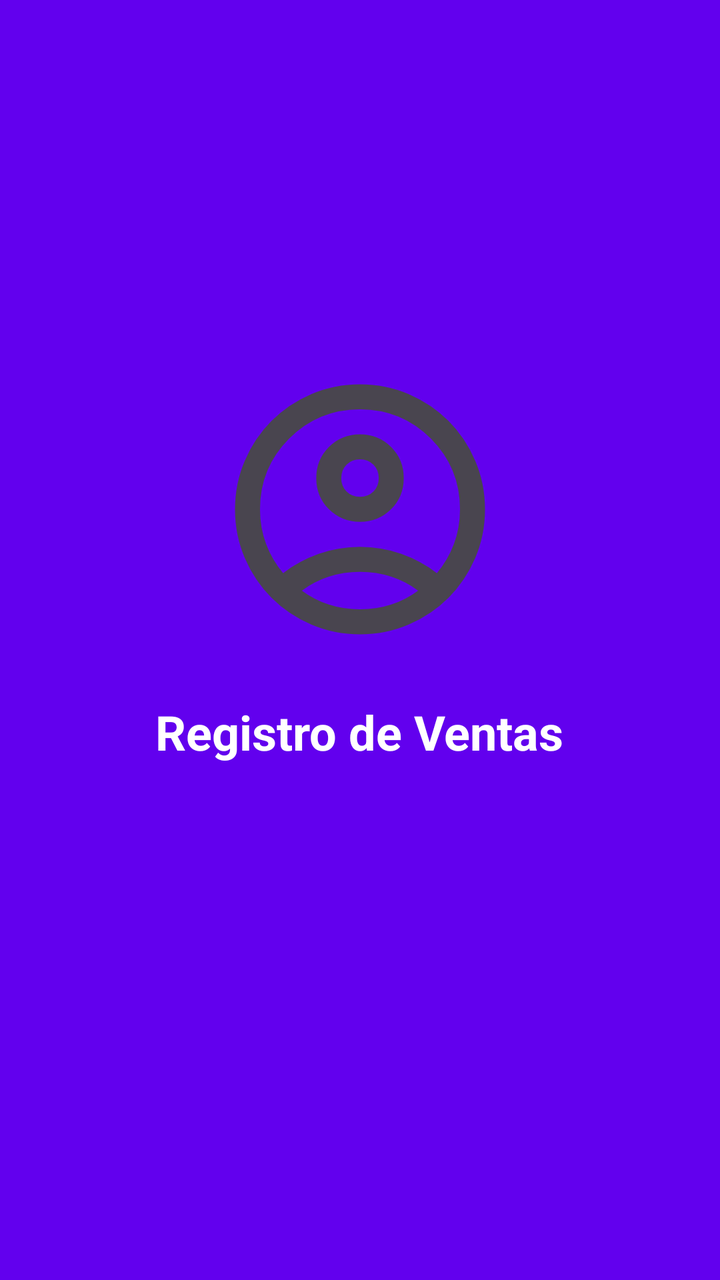
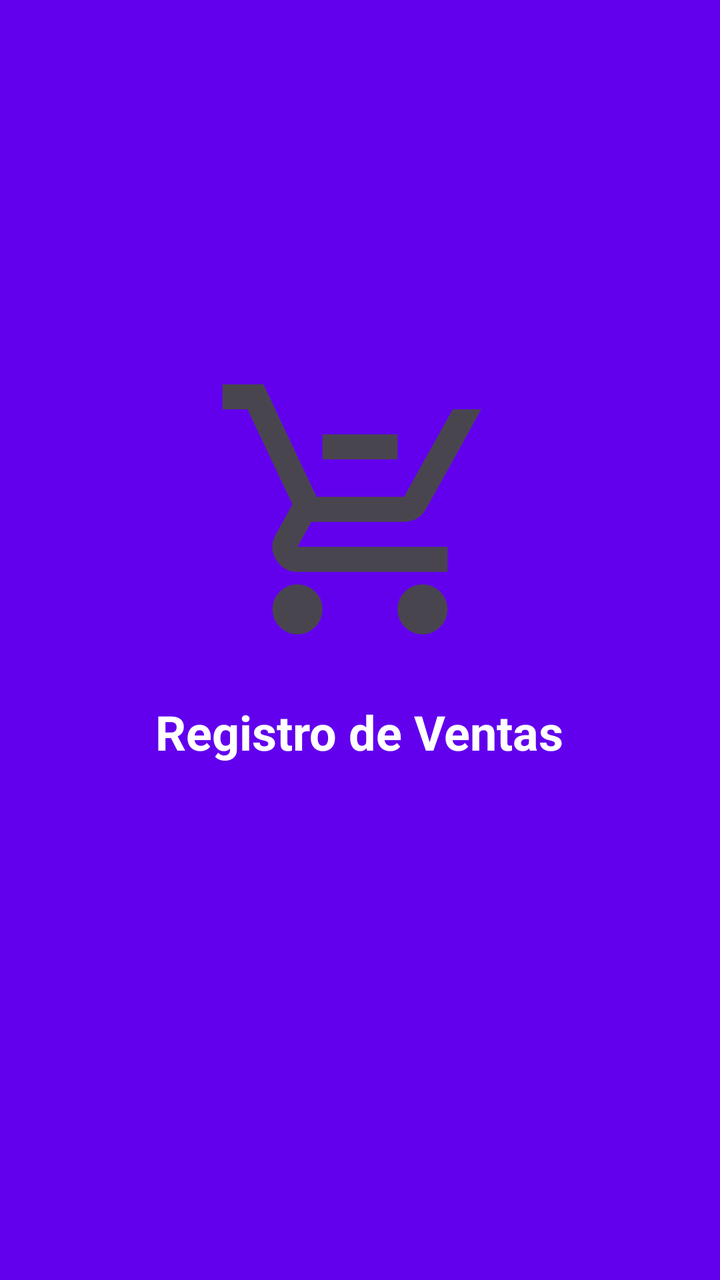

An Android layout rendered at two revisions. The XML below is the earlier revision; the diff shows what the commit changed to produce the second picture.
<!-- AndroidManifest.xml: application theme Theme.Venta -->
<!-- res/layout/activity_splash.xml -->
<?xml version="1.0" encoding="utf-8"?>
<LinearLayout xmlns:android="http://schemas.android.com/apk/res/android"
    android:layout_width="match_parent"
    android:layout_height="match_parent"
    android:orientation="vertical"
    android:gravity="center"
    android:background="@color/primary">

    
    <ImageView
        android:id="@+id/ivLogo"
        android:layout_width="150dp"
        android:layout_height="150dp"
        android:src="@drawable/account_circle_24px"
        android:contentDescription="Logo" />

    
    <TextView
        android:id="@+id/tvTitulo"
        android:layout_width="wrap_content"
        android:layout_height="wrap_content"
        android:layout_marginTop="20dp"
        android:text="Registro de Ventas"
        android:textColor="@color/white"
        android:textSize="24sp"
        android:textStyle="bold" />

    
    <ProgressBar
        android:id="@+id/progressBar"
        android:layout_width="wrap_content"
        android:layout_height="wrap_content"
        android:layout_marginTop="30dp"
        android:indeterminateTint="@color/white" />

</LinearLayout>
<!-- resources referenced by this layout -->
<resources>
  <color name="primary">#6200EE</color>
  <color name="white">#FFFFFF</color>
  <!-- drawable account_circle_24px (drawable) -->
  <vector xmlns:android="http://schemas.android.com/apk/res/android"
      android:width="24dp"
      android:height="24dp"
      android:viewportWidth="960"
      android:viewportHeight="960"
      android:tint="?attr/colorControlNormal">
    <path
        android:fillColor="@android:color/white"
        android:pathData="M234,684Q285,645 348,622.5Q411,600 480,600Q549,600 612,622.5Q675,645 726,684Q761,643 780.5,591Q800,539 800,480Q800,347 706.5,253.5Q613,160 480,160Q347,160 253.5,253.5Q160,347 160,480Q160,539 179.5,591Q199,643 234,684ZM380.5,479.5Q340,439 340,380Q340,321 380.5,280.5Q421,240 480,240Q539,240 579.5,280.5Q620,321 620,380Q620,439 579.5,479.5Q539,520 480,520Q421,520 380.5,479.5ZM480,880Q397,880 324,848.5Q251,817 197,763Q143,709 111.5,636Q80,563 80,480Q80,397 111.5,324Q143,251 197,197Q251,143 324,111.5Q397,80 480,80Q563,80 636,111.5Q709,143 763,197Q817,251 848.5,324Q880,397 880,480Q880,563 848.5,636Q817,709 763,763Q709,817 636,848.5Q563,880 480,880ZM580,784.5Q627,769 666,740Q627,711 580,695.5Q533,680 480,680Q427,680 380,695.5Q333,711 294,740Q333,769 380,784.5Q427,800 480,800Q533,800 580,784.5ZM523,423Q540,406 540,380Q540,354 523,337Q506,320 480,320Q454,320 437,337Q420,354 420,380Q420,406 437,423Q454,440 480,440Q506,440 523,423ZM480,380Q480,380 480,380Q480,380 480,380Q480,380 480,380Q480,380 480,380Q480,380 480,380Q480,380 480,380Q480,380 480,380Q480,380 480,380ZM480,740Q480,740 480,740Q480,740 480,740Q480,740 480,740Q480,740 480,740Q480,740 480,740Q480,740 480,740Q480,740 480,740Q480,740 480,740Z"/>
  </vector>
  <style name="Theme.Venta" parent="Base.Theme.Venta" />
  <style name="Base.Theme.Venta" parent="Theme.Material3.DayNight.NoActionBar">
          
          
      </style>
</resources>

<!-- the commit's change to res/layout/activity_splash.xml (unified diff, before → after) -->
@@ -11,7 +11,7 @@
         android:id="@+id/ivLogo"
         android:layout_width="150dp"
         android:layout_height="150dp"
-        android:src="@drawable/account_circle_24px"
+        android:src="@drawable/remove_shopping_cart_24px"
         android:contentDescription="Logo" />
 
     
<!-- resource entries referenced after the edit -->
@@ -2,7 +2,7 @@
 <resources>
   <color name="primary">#6200EE</color>
   <color name="white">#FFFFFF</color>
-  <!-- drawable account_circle_24px (drawable) -->
+  <!-- drawable remove_shopping_cart_24px (drawable) -->
   <vector xmlns:android="http://schemas.android.com/apk/res/android"
       android:width="24dp"
       android:height="24dp"
@@ -11,7 +11,7 @@
       android:tint="?attr/colorControlNormal">
     <path
         android:fillColor="@android:color/white"
-        android:pathData="M234,684Q285,645 348,622.5Q411,600 480,600Q549,600 612,622.5Q675,645 726,684Q761,643 780.5,591Q800,539 800,480Q800,347 706.5,253.5Q613,160 480,160Q347,160 253.5,253.5Q160,347 160,480Q160,539 179.5,591Q199,643 234,684ZM380.5,479.5Q340,439 340,380Q340,321 380.5,280.5Q421,240 480,240Q539,240 579.5,280.5Q620,321 620,380Q620,439 579.5,479.5Q539,520 480,520Q421,520 380.5,479.5ZM480,880Q397,880 324,848.5Q251,817 197,763Q143,709 111.5,636Q80,563 80,480Q80,397 111.5,324Q143,251 197,197Q251,143 324,111.5Q397,80 480,80Q563,80 636,111.5Q709,143 763,197Q817,251 848.5,324Q880,397 880,480Q880,563 848.5,636Q817,709 763,763Q709,817 636,848.5Q563,880 480,880ZM580,784.5Q627,769 666,740Q627,711 580,695.5Q533,680 480,680Q427,680 380,695.5Q333,711 294,740Q333,769 380,784.5Q427,800 480,800Q533,800 580,784.5ZM523,423Q540,406 540,380Q540,354 523,337Q506,320 480,320Q454,320 437,337Q420,354 420,380Q420,406 437,423Q454,440 480,440Q506,440 523,423ZM480,380Q480,380 480,380Q480,380 480,380Q480,380 480,380Q480,380 480,380Q480,380 480,380Q480,380 480,380Q480,380 480,380Q480,380 480,380ZM480,740Q480,740 480,740Q480,740 480,740Q480,740 480,740Q480,740 480,740Q480,740 480,740Q480,740 480,740Q480,740 480,740Q480,740 480,740Z"/>
+        android:pathData="M360,320L360,240L600,240L600,320L360,320ZM223.5,856.5Q200,833 200,800Q200,767 223.5,743.5Q247,720 280,720Q313,720 336.5,743.5Q360,767 360,800Q360,833 336.5,856.5Q313,880 280,880Q247,880 223.5,856.5ZM623.5,856.5Q600,833 600,800Q600,767 623.5,743.5Q647,720 680,720Q713,720 736.5,743.5Q760,767 760,800Q760,833 736.5,856.5Q713,880 680,880Q647,880 623.5,856.5ZM40,160L40,80L171,80L341,440L621,440Q621,440 621,440Q621,440 621,440L777,160L868,160L692,478Q681,498 662.5,509Q644,520 622,520L324,520L280,600Q280,600 280,600Q280,600 280,600L760,600L760,680L280,680Q235,680 211.5,641Q188,602 210,562L264,464L120,160L40,160Z"/>
   </vector>
   <style name="Theme.Venta" parent="Base.Theme.Venta" />
   <style name="Base.Theme.Venta" parent="Theme.Material3.DayNight.NoActionBar">
